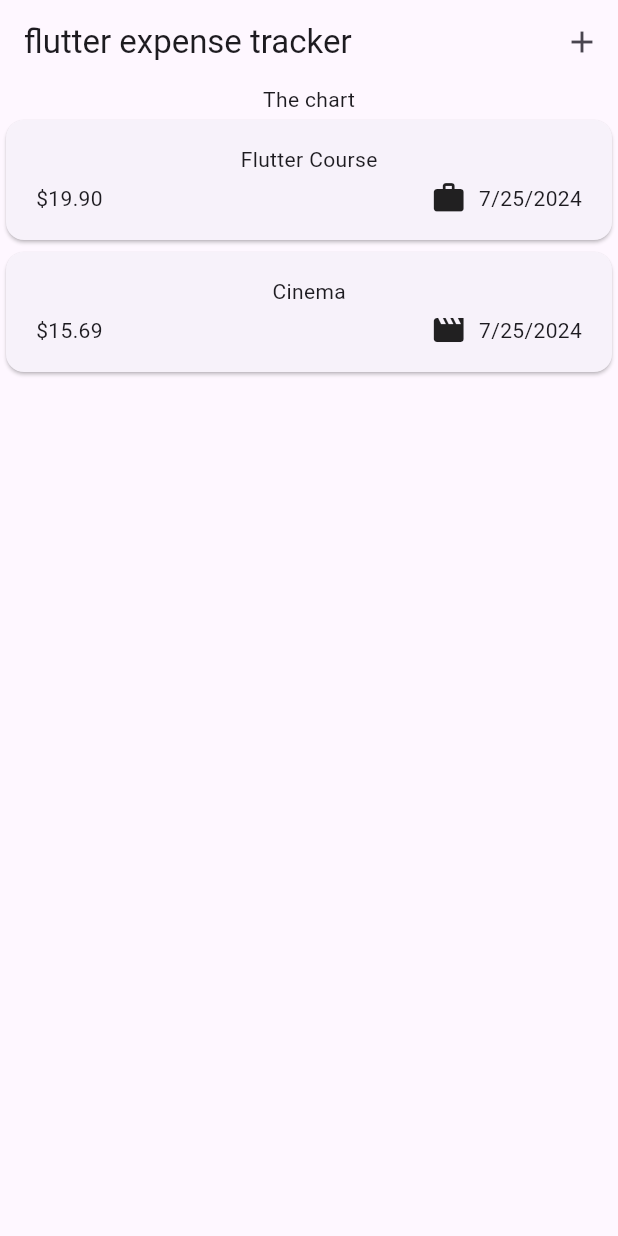
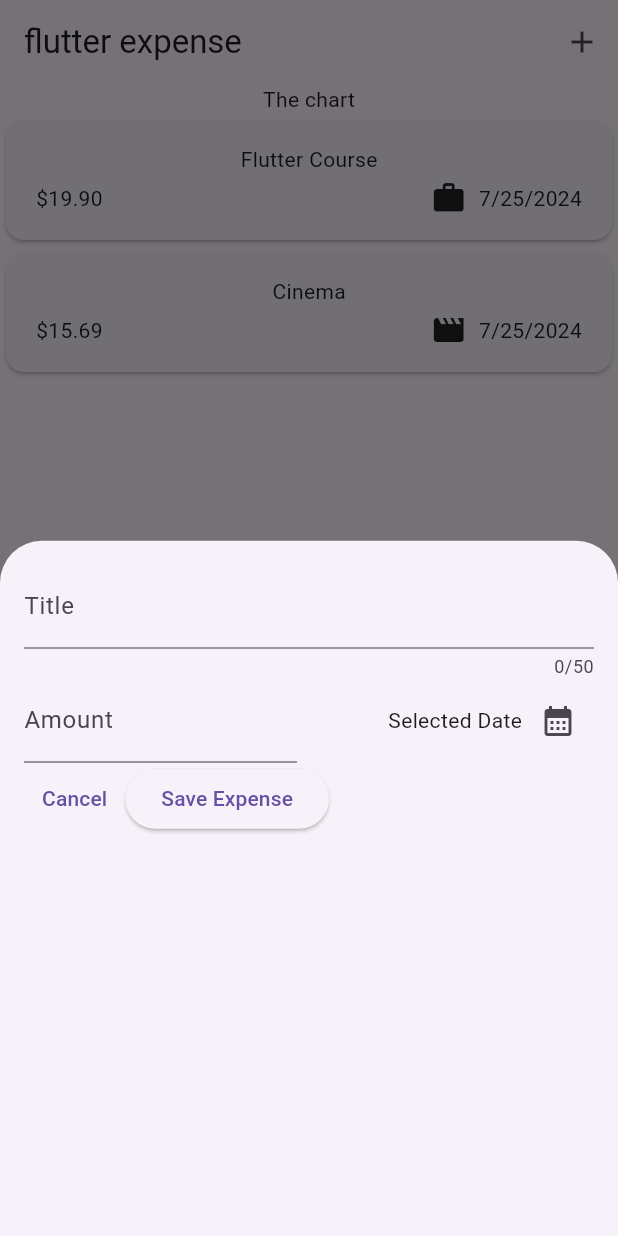
Before and after one commit to RCHD3388/flutter_course, a Flutter app: the screen it shows after launch, after a tap on the "add" icon, on a phone screen of 412 x 824 dp. Run offline on Flutter 3.47's test engine with Material 3 defaults, Android fonts, the light colour scheme and no system bars; our stand-ins replace google_fonts.

Commit message:
add add expense modal

```diff
--- a/expanse_tracker_app/lib/widgets/expenses.dart
+++ b/expanse_tracker_app/lib/widgets/expenses.dart
@@ -1,5 +1,6 @@
 import 'package:expanse_tracker_app/widgets/expenses_list/expenses_list.dart';
 import 'package:expanse_tracker_app/models/expense.dart';
+import 'package:expanse_tracker_app/widgets/new_expense.dart';
 import 'package:flutter/material.dart';
 
 class Expenses extends StatefulWidget {
@@ -27,13 +28,23 @@ class _ExpensesState extends State<Expenses> {
     )
   ];
 
+  _openAddExpenseOverlay() {
+    showModalBottomSheet(
+      context: context,
+      builder: (ctx) => const NewExpense(),
+    );
+  }
+
   @override
   Widget build(BuildContext context) {
     return Scaffold(
       appBar: AppBar(
-        title: const Text("flutter expense tracker"),
+        title: const Text("flutter expense"),
         actions: [
-          IconButton(onPressed: () {}, icon: const Icon(Icons.add)),
+          IconButton(
+            onPressed: _openAddExpenseOverlay,
+            icon: const Icon(Icons.add),
+          ),
         ],
       ),
       body: Column(
--- /dev/null
+++ b/expanse_tracker_app/lib/widgets/new_expense.dart
@@ -0,0 +1,97 @@
+import 'package:flutter/material.dart';
+
+class NewExpense extends StatefulWidget {
+  const NewExpense({super.key});
+
+  @override
+  State<NewExpense> createState() {
+    return _NewExpenseState();
+  }
+}
+
+class _NewExpenseState extends State<NewExpense> {
+  final _titleController = TextEditingController();
+  final _amountController = TextEditingController();
+
+  void _presentDatePicker() {
+    final now = DateTime.now();
+    final firstDate = DateTime(now.year - 1, now.month, now.day);
+    showDatePicker(
+      context: context,
+      initialDate: now,
+      firstDate: firstDate,
+      lastDate: now,
+    );
+  }
+
+  @override
+  void dispose() {
+    _titleController.dispose();
+    _amountController.dispose();
+    super.dispose();
+  }
+
+  @override
+  Widget build(BuildContext context) {
+    return Padding(
+      padding: const EdgeInsets.all(16),
+      child: Column(
+        children: [
+          TextField(
+            controller: _titleController,
+            maxLength: 50,
+            decoration: const InputDecoration(
+              label: Text('Title'),
+            ),
+            keyboardType: TextInputType.text,
+          ),
+          Row(
+            children: [
+              Expanded(
+                child: TextField(
+                  controller: _amountController,
+                  decoration: const InputDecoration(
+                    prefixText: '\$ ',
+                    label: Text('Amount'),
+                  ),
+                  keyboardType: TextInputType.number,
+                ),
+              ),
+              const SizedBox(width: 16),
+              Expanded(
+                child: Row(
+                  mainAxisAlignment: MainAxisAlignment.end,
+                  crossAxisAlignment: CrossAxisAlignment.center,
+                  children: [
+                    const Text("Selected Date"),
+                    IconButton(
+                      onPressed: _presentDatePicker,
+                      icon: const Icon(Icons.calendar_month),
+                    )
+                  ],
+                ),
+              ),
+            ],
+          ),
+          Row(
+            children: [
+              TextButton(
+                onPressed: () {
+                  Navigator.pop(context);
+                },
+                child: const Text("Cancel"),
+              ),
+              ElevatedButton(
+                onPressed: () {
+                  print(_titleController.text);
+                  print(_amountController.text);
+                },
+                child: const Text("Save Expense"),
+              )
+            ],
+          )
+        ],
+      ),
+    );
+  }
+}
```
